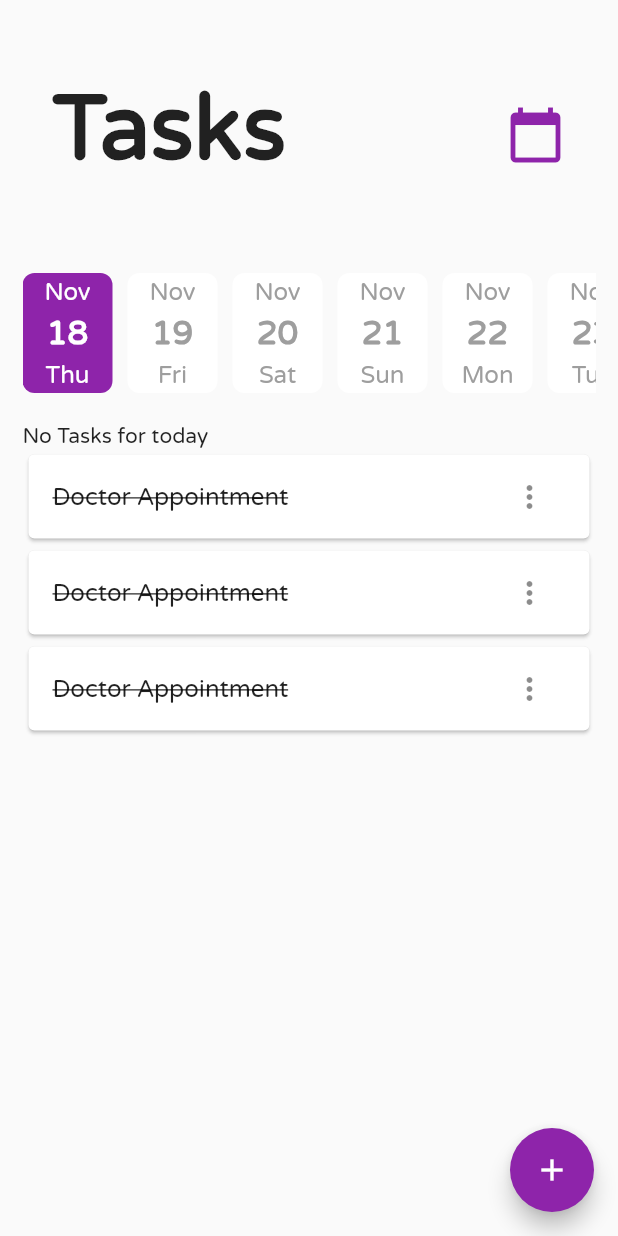
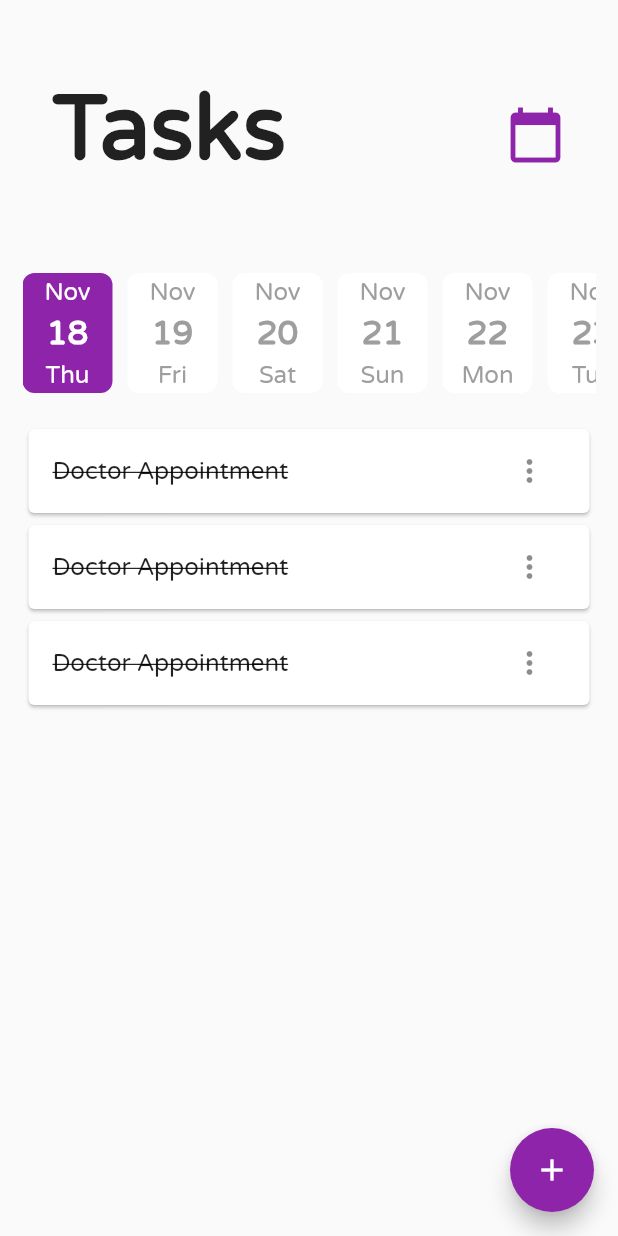
Before and after one commit to marwaalaywan99/to-do-app, a Flutter app: the TasksScreen screen opened by its route, after a tap on the "calendar today" icon, on a phone screen of 412 x 824 dp. Run offline on Flutter 3.47's test engine with Material 2 defaults, Android fonts, the phone set to English and light mode, and no system bars; our stand-ins replace sqflite; missing offline and left inert: date_time_format, flutter_rounded_date_picker; accounts and stored records are empty.

Commit message:
fixed tasks list based on date chosen

```diff
--- a/lib/components/calender_icon.dart
+++ b/lib/components/calender_icon.dart
@@ -1,13 +1,18 @@
 import 'package:flutter/material.dart';
 import 'package:flutter_rounded_date_picker/flutter_rounded_date_picker.dart';
+import 'package:provider/provider.dart';
 import 'package:to_do_app/constants/colors.dart';
+import 'package:to_do_app/models/tasks_data.dart';
 
 class Calender extends StatelessWidget{
   DateTime selectedDate;
   TimeOfDay selectedTime;
 
-  void setDate(DateTime date){
+  Calender({this.selectedDate, this.selectedTime});
+
+  void setDate(DateTime date, BuildContext context){
     selectedDate = date;
+    //Provider.of<TasksModel>(context, listen:false).changeDate(context);
   }
 
   void setTime(TimeOfDay time){
@@ -41,18 +46,21 @@ class Calender extends StatelessWidget{
   //         size: 40,));
   // }
 
-  showDatePicker1(context) async{
-  DateTime date = await showRoundedDatePicker(
-    context: context,
-    initialDate: DateTime.now(),
-    firstDate: DateTime(DateTime.now().year - 1),
-    lastDate: DateTime(DateTime.now().year + 1),
-    borderRadius: 16,
-    theme: ThemeData(primarySwatch: kMainPurple),
-  );
-  setDate(date);
-  print(date);
-}
+//   Future<DateTime> showDatePicker1(BuildContext  context) async{
+//     final DateTime date = await showRoundedDatePicker(
+//       context: context,
+//       initialDate: DateTime.now(),
+//       firstDate: DateTime(DateTime.now().year - 1),
+//       lastDate: DateTime(DateTime.now().year + 1),
+//       borderRadius: 16,
+//       theme: ThemeData(primarySwatch: kMainPurple),
+//   );
+//
+//   // setDate(date, context);
+//   print(date);
+//   return date;
+//
+// }
 
 showTimePicker1(context) async{
   TimeOfDay currentTime = TimeOfDay.now();
@@ -70,4 +78,5 @@ showTimePicker1(context) async{
     // TODO: implement build
     throw UnimplementedError();
   }
+
 }
--- a/lib/components/scrollable_calender.dart
+++ b/lib/components/scrollable_calender.dart
@@ -1,14 +1,20 @@
 import 'package:date_time_format/date_time_format.dart';
 import 'package:flutter/material.dart';
+import 'package:provider/provider.dart';
 import 'package:to_do_app/constants/colors.dart';
+import 'package:to_do_app/models/tasks_data.dart';
 
 class ScrollableCalender extends StatefulWidget {
+
+  DateTime selectedDate = DateTime.now();
+  ScrollableCalender({this.selectedDate});
+
   @override
   _ScrollableContainerState createState() => _ScrollableContainerState();
 }
 
 class _ScrollableContainerState extends State<ScrollableCalender> {
-  DateTime selectedDate = DateTime.now();
+
   int currentDateSelectedIndex = 0;
   ScrollController scrollController = ScrollController();
   List<String> listOfMonths = [
@@ -30,7 +36,7 @@ class _ScrollableContainerState extends State<ScrollableCalender> {
 
   @override
   Widget build(BuildContext context) {
-    String date = DateTimeFormat.format(selectedDate, format: AmericanDateFormats.dayOfWeek);
+    String date = DateTimeFormat.format(widget.selectedDate, format: AmericanDateFormats.dayOfWeek);
     return Column(
       children: [
         Container(
@@ -59,8 +65,9 @@ class _ScrollableContainerState extends State<ScrollableCalender> {
                   onTap: () {
                     setState(() {
                       currentDateSelectedIndex = index;
-                      selectedDate = DateTime.now().add(Duration(days: index));
+                      widget.selectedDate = DateTime.now().add(Duration(days: index));
                     });
+                    Provider.of<TasksModel>(context, listen:false).changeDate(widget.selectedDate, context);
                   },
                   child: Container(
                     height: 80,
@@ -76,7 +83,7 @@ class _ScrollableContainerState extends State<ScrollableCalender> {
                       children: [
                         Text(
                           listOfMonths[
-                                  DateTime.now().add(Duration(days: index)).month -
+                                  widget.selectedDate.add(Duration(days: index)).month -
                                       1]
                               .toString(),
                           style: TextStyle(
@@ -89,7 +96,7 @@ class _ScrollableContainerState extends State<ScrollableCalender> {
                           height: 5,
                         ),
                         Text(
-                          DateTime.now().add(Duration(days: index)).day.toString(),
+                          widget.selectedDate.add(Duration(days: index)).day.toString(),
                           style: TextStyle(
                               fontSize: 22,
                               fontWeight: FontWeight.w700,
--- a/lib/models/tasks_data.dart
+++ b/lib/models/tasks_data.dart
@@ -3,10 +3,10 @@ import 'dart:collection';
 import 'package:flutter/material.dart';
 import 'package:flutter/widgets.dart';
 import 'package:to_do_app/classes/tasks_class.dart';
+import 'package:to_do_app/components/calender_icon.dart';
 
 class TasksModel extends ChangeNotifier{
 
-  List<Tasks> _tasksBasedonDates;
   List<Tasks> _tasks = [
     Tasks(taskName: 'Work Meeting', taskDate: DateTime(2022), taskTime: TimeOfDay.now(), taskReminder: false, markedAsDone: false),
     Tasks(taskName: 'Doctor Appointment', taskDate: DateTime.now(), taskTime: TimeOfDay.now(), taskReminder: true, markedAsDone: true),
@@ -14,13 +14,16 @@ class TasksModel extends ChangeNotifier{
     Tasks(taskName: 'Doctor Appointment', taskDate: DateTime.now(), taskTime: TimeOfDay.now(), taskReminder: true, markedAsDone: true),
   ];
 
+  Calender cal = Calender();
+  DateTime date;
+
   UnmodifiableListView<Tasks> get tasks => UnmodifiableListView(_tasks);
+
 
   int get taskCount{
     return _tasks.length;
   }
 
-  //void tasksBasedonDates()
 
   void addTask(Tasks task){
     _tasks.add(task);
@@ -42,4 +45,10 @@ class TasksModel extends ChangeNotifier{
     task.markedAsDone = true;
     notifyListeners();
   }
+
+  void changeDate(DateTime selectedDate, BuildContext context){
+    date = selectedDate;
+    print('CAL $date');
+    notifyListeners();
+  }
 }
--- a/lib/screens/home_screen.dart
+++ b/lib/screens/home_screen.dart
@@ -109,7 +109,7 @@ class MyApp extends StatelessWidget {
                     ],
                   ),
                 ),
-                Expanded(child: TasksList()),
+                Expanded(child: TasksList(date: DateTime.now(),)),
               ],
             ),
           ),
--- a/lib/screens/tasks_screens/tasks_landing.dart
+++ b/lib/screens/tasks_screens/tasks_landing.dart
@@ -1,9 +1,11 @@
 import 'package:flutter/material.dart';
 import 'package:flutter_rounded_date_picker/flutter_rounded_date_picker.dart';
+import 'package:provider/provider.dart';
 import 'package:to_do_app/classes/tasks_list_class.dart';
 import 'package:to_do_app/components/calender_icon.dart';
 import 'package:to_do_app/components/scrollable_calender.dart';
 import 'package:to_do_app/constants/colors.dart';
+import 'package:to_do_app/models/tasks_data.dart';
 import 'package:to_do_app/screens/home_screen.dart';
 import 'package:to_do_app/screens/tasks_screens/add_tasks_screen.dart';
 import 'package:to_do_app/widgets/tasks_list.dart';
@@ -14,11 +16,17 @@ class TasksScreen extends StatefulWidget {
 }
 
 class _TasksScreenState extends State<TasksScreen> {
+  DateTime selectedDate = DateTime.now();
+
   @override
   Widget build(BuildContext context) {
     return WillPopScope(
       onWillPop: () async {
         Navigator.pushNamed(context, '/');
+        setState(() {
+          selectedDate = DateTime.now();
+        });
+        Provider.of<TasksModel>(context, listen:false).changeDate(selectedDate, context);
         return false;
       },
       child: Scaffold(
@@ -55,7 +63,7 @@ class _TasksScreenState extends State<TasksScreen> {
                                   size: 40,
                                 ),
                                 onPressed: () async {
-                                  Calender().showDatePicker1(context);
+                                  showDatePicker1(context);
                                 }),
                           ),
                         ],
@@ -65,7 +73,7 @@ class _TasksScreenState extends State<TasksScreen> {
                       ),
 
                       //To show Calendar Widget
-                      ScrollableCalender(),
+                      ScrollableCalender(selectedDate: selectedDate,),
                       SizedBox(
                         height: 20,
                       ),
@@ -76,4 +84,23 @@ class _TasksScreenState extends State<TasksScreen> {
           )),
     );
   }
+
+  Future<DateTime> showDatePicker1(BuildContext  context) async{
+    final DateTime date = await showRoundedDatePicker(
+      context: context,
+      initialDate: selectedDate,
+      firstDate: DateTime(DateTime.now().year - 1),
+      lastDate: DateTime(DateTime.now().year + 1),
+      borderRadius: 16,
+      theme: ThemeData(primarySwatch: kMainPurple),
+    );
+
+    if (date != null && date != selectedDate)
+      setState(() {
+        selectedDate = date;
+        ScrollableCalender().selectedDate = date;
+      });
+    print(date);
+    Provider.of<TasksModel>(context, listen:false).changeDate(selectedDate, context);
+  }
 }
--- a/lib/widgets/tasks_list.dart
+++ b/lib/widgets/tasks_list.dart
@@ -1,10 +1,14 @@
 import 'package:flutter/material.dart';
 import 'package:provider/provider.dart';
+import 'package:to_do_app/components/calender_icon.dart';
 import 'package:to_do_app/models/tasks_data.dart';
 import 'package:to_do_app/widgets/tasks_tile.dart';
 
 class TasksList extends StatelessWidget {
 
+  final DateTime date;
+
+  TasksList({this.date});
 
   @override
   Widget build(BuildContext context) {
@@ -12,7 +16,19 @@ class TasksList extends StatelessWidget {
       builder: (context, taskData, child) {
         return ListView.builder(
           itemBuilder: (context, index) {
-            final now = DateTime.now();
+            DateTime now;
+            if(taskData.date == null && date == null){
+              now = DateTime.now();
+            }
+            else if(taskData.date == null && date != null){
+              now = date;
+            }
+            else if(taskData.date != null && date == null){
+              now = taskData.date;
+            }
+            else{
+              now = DateTime.now();
+            }
             final time = taskData.tasks[index].taskDate;
             if(now.year == time.year && now.month == time.month && now.day == time.day){
               final task = taskData.tasks[index];
@@ -21,7 +37,7 @@ class TasksList extends StatelessWidget {
               );
             }
             else{
-              return Text('No Tasks for today');
+              return SizedBox(height: 0,);
             }
           },
           itemCount: taskData.taskCount,
```
